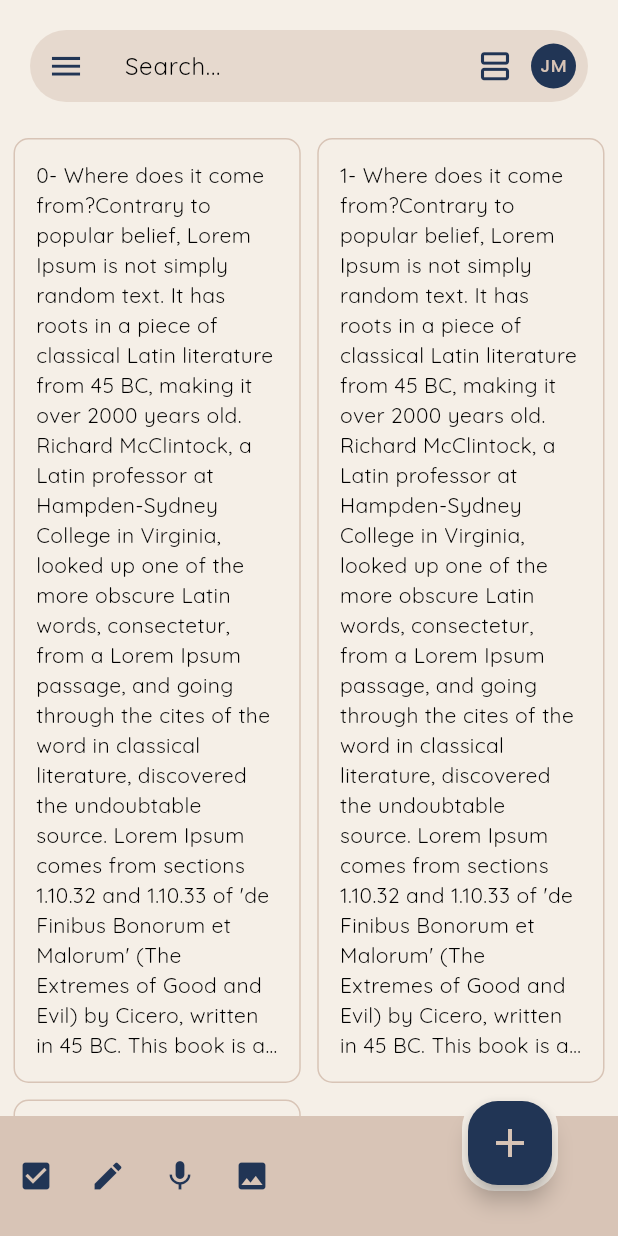
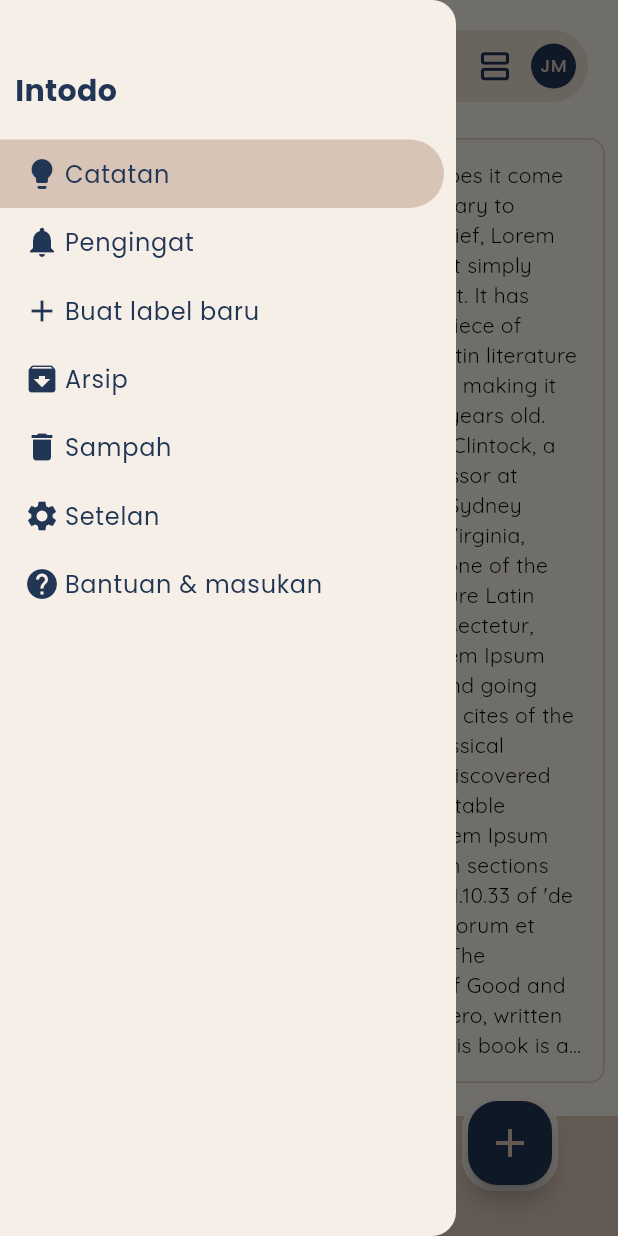
Before and after one commit to Mjajang/intodo, a Flutter app: the screen it shows after launch, after a tap on the "menu" icon, on a phone screen of 412 x 824 dp. Run offline on Flutter 3.47's test engine with Material 3 defaults, Android fonts, the light colour scheme and no system bars; drawn by our look-alikes of auto_size_text; our stand-ins replace flutter_bloc, google_fonts.

Commit message:
styling custom drawer

```diff
--- a/lib/main.dart
+++ b/lib/main.dart
@@ -1,4 +1,5 @@
 import 'package:flutter/material.dart';
+import 'package:flutter/services.dart';
 import 'package:flutter_bloc/flutter_bloc.dart';
 import 'package:intodo/src/persentation/blocs/view_home/view_home_cubit.dart';
 import 'package:intodo/src/persentation/routes/routes.dart';
@@ -16,6 +17,10 @@ class MyApp extends StatelessWidget {
 
   @override
   Widget build(BuildContext context) {
+    SystemChrome.setSystemUIOverlayStyle(const SystemUiOverlayStyle(
+      statusBarColor: Colors.transparent, //or set color with: Color(0xFF0000FF)
+    ));
+
     return BlocProvider(
       create: (context) => ViewHomeCubit(),
       child: MaterialApp(
--- a/lib/src/persentation/screen/home/home_screen.dart
+++ b/lib/src/persentation/screen/home/home_screen.dart
@@ -6,13 +6,18 @@ import 'package:intodo/src/values/constants/constants.dart';
 
 import 'widgets/build_grid_view.dart';
 import 'widgets/build_list_view.dart';
+import 'widgets/custom_drawer.dart';
 
 class HomeScreen extends StatelessWidget {
   HomeScreen({super.key});
 
+  final _scaffoldKey = GlobalKey<ScaffoldState>();
+
   @override
   Widget build(BuildContext context) {
     return Scaffold(
+      key: _scaffoldKey,
+      drawer: CustomDrawer(),
       body: SafeArea(
         child: ListView(
           children: [
@@ -28,7 +33,9 @@ class HomeScreen extends StatelessWidget {
                   child: Row(
                     children: [
                       IconButton(
-                        onPressed: () {},
+                        onPressed: () {
+                          _scaffoldKey.currentState?.openDrawer();
+                        },
                         icon: Icon(
                           Icons.menu,
                           size: 25,
--- /dev/null
+++ b/lib/src/persentation/screen/home/widgets/custom_drawer.dart
@@ -0,0 +1,131 @@
+import 'package:flutter/material.dart';
+import 'package:intodo/src/values/constants/constants.dart';
+
+class CustomDrawer extends StatelessWidget {
+  CustomDrawer({super.key});
+
+  @override
+  Widget build(BuildContext context) {
+    return Drawer(
+      backgroundColor: AppColors.lightBackgroundColor,
+      elevation: 0,
+      child: Column(
+        children: [
+          Container(
+            padding: const EdgeInsets.only(
+              top: 46.0,
+              left: 10.0,
+              bottom: 18.0,
+            ),
+            alignment: Alignment.centerLeft,
+            child: Text(
+              "Intodo",
+              style: AppTextStyles.blackTextStyle.copyWith(
+                fontSize: 20,
+                fontWeight: FontWeight.bold,
+              ),
+            ),
+          ),
+          ListView.builder(
+            padding: const EdgeInsets.only(top: 0),
+            shrinkWrap: true,
+            itemCount: _menuItem.length,
+            itemBuilder: (context, index) {
+              return Padding(
+                padding: const EdgeInsets.only(right: 8.0),
+                child: ListTile(
+                  tileColor: _menuItem[index]['selected']
+                      ? AppColors.primaryColor
+                      : null,
+                  visualDensity: const VisualDensity(vertical: -2.6),
+                  horizontalTitleGap: 3,
+                  shape: const RoundedRectangleBorder(
+                    borderRadius: BorderRadius.only(
+                      topRight: Radius.circular(30),
+                      bottomRight: Radius.circular(30),
+                    ),
+                  ),
+                  leading: _menuItem[index]['icon'],
+                  title: Text(
+                    _menuItem[index]['title'],
+                    style: AppTextStyles.blackTextStyle,
+                  ),
+                  onTap: () {
+                    // if (!_menuItem[index]['selected'])
+                    //   _changeSelectedMenu(context, index);
+                  },
+                ),
+              );
+            },
+          ),
+        ],
+      ),
+    );
+  }
+
+  final List<Map<String, dynamic>> _menuItem = [
+    {
+      "title": "Catatan",
+      "icon": Icon(
+        Icons.lightbulb,
+        color: AppColors.textColor,
+      ),
+      "selected": true,
+    },
+    {
+      "title": "Pengingat",
+      "icon": Icon(
+        Icons.notifications,
+        color: AppColors.textColor,
+      ),
+      "selected": false,
+    },
+    {
+      "title": "Buat label baru",
+      "icon": Icon(
+        Icons.add,
+        color: AppColors.textColor,
+      ),
+      "selected": false,
+    },
+    {
+      "title": "Arsip",
+      "icon": Icon(
+        Icons.archive,
+        color: AppColors.textColor,
+      ),
+      "selected": false,
+    },
+    {
+      "title": "Sampah",
+      "icon": Icon(
+        Icons.delete,
+        color: AppColors.textColor,
+      ),
+      "selected": false,
+    },
+    {
+      "title": "Setelan",
+      "icon": Icon(
+        Icons.settings,
+        color: AppColors.textColor,
+      ),
+      "selected": false,
+    },
+    {
+      "title": "Bantuan & masukan",
+      "icon": Icon(
+        Icons.help,
+        color: AppColors.textColor,
+      ),
+      "selected": false,
+    },
+  ];
+
+  // void _changeSelectedMenu(BuildContext context, int selectedIndex) {
+  //   for (int i = 0; i < _menuItem.length; i++) {
+  //     _menuItem[i]['selected'] = (i == selectedIndex);
+  //   }
+  //   Navigator.pop(context);
+  // }
+}
```
